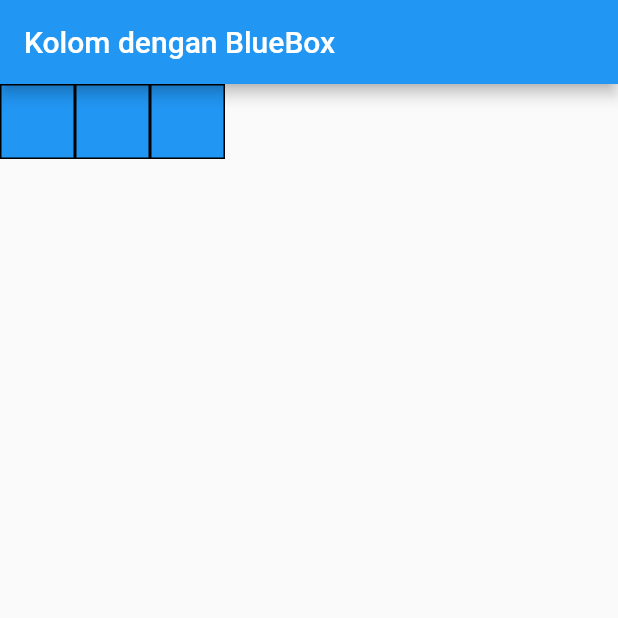
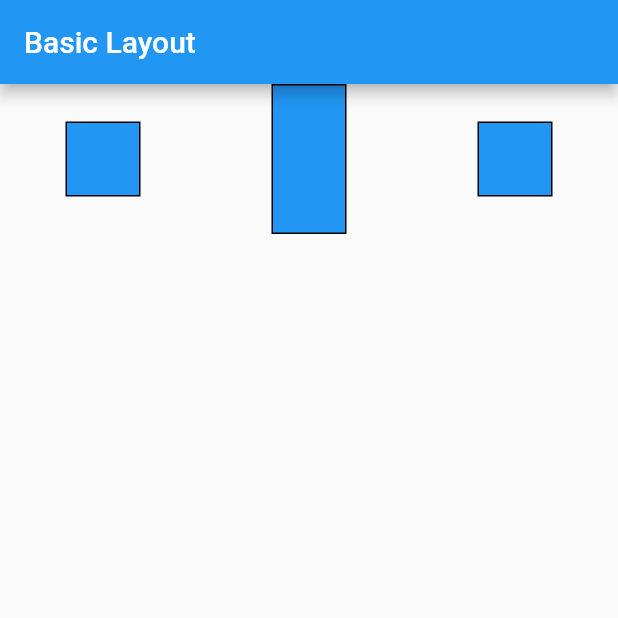
Before and after one commit to ArhanWR/basic_layout_flutter, a Flutter app: the screen it shows after launch, on a phone screen of 412 x 824 dp, the top half of it. Run offline on Flutter 3.47's test engine with Material 2 defaults, Android fonts, the phone set to English and light mode, and no system bars.

Commit message:
Modifying cross axis alignment

```diff
--- a/lib/main.dart
+++ b/lib/main.dart
@@ -6,7 +6,7 @@ void main() {
   runApp(MaterialApp(
     home: Scaffold(
       appBar: AppBar(
-        title: Text('Kolom dengan BlueBox'),
+        title: Text('Basic Layout'),
       ),
       body: MyWidget(),
     ),
@@ -18,10 +18,11 @@ class MyWidget extends StatelessWidget {
   Widget build(BuildContext context) {
     return Row(
       mainAxisSize: MainAxisSize.max,
-      mainAxisAlignment: MainAxisAlignment.start,
+      mainAxisAlignment: MainAxisAlignment.spaceAround,
+      crossAxisAlignment: CrossAxisAlignment.center,
       children: [
         BlueBox(),
-        BlueBox(),
+        BiggerBlueBox(),
         BlueBox(),
       ],
     );
@@ -41,3 +42,16 @@ class BlueBox extends StatelessWidget {
     );
   }
 }
+class BiggerBlueBox extends StatelessWidget {
+  @override
+  Widget build(BuildContext context) {
+    return Container(
+      width: 50,
+      height: 100,
+      decoration: BoxDecoration(
+        color: Colors.blue,
+        border: Border.all(),
+      ),
+    );
+  }
+}
```
